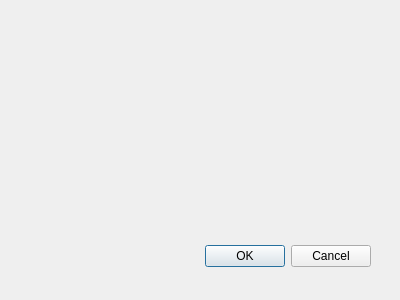
This is plugins/alarm_timer/gui/settings_dlg.ui in Kolcha/DigitalClock4 as Qt 5 draws it before an edit. The edited form follows.
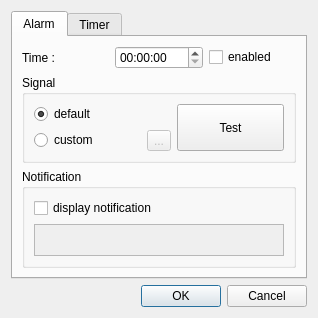
This is the edited form.

Commit message:
implemented dialog for alarm plugin
branch : plugins

The edit to the form file:
```diff
--- a/plugins/alarm_timer/gui/settings_dlg.ui
+++ b/plugins/alarm_timer/gui/settings_dlg.ui
@@ -8,29 +8,156 @@
    <rect>
     <x>0</x>
     <y>0</y>
-    <width>400</width>
-    <height>300</height>
+    <width>318</width>
+    <height>315</height>
    </rect>
   </property>
   <property name="windowTitle">
    <string>Dialog</string>
   </property>
-  <widget class="QDialogButtonBox" name="buttonBox">
-   <property name="geometry">
-    <rect>
-     <x>30</x>
-     <y>240</y>
-     <width>341</width>
-     <height>32</height>
-    </rect>
-   </property>
-   <property name="orientation">
-    <enum>Qt::Horizontal</enum>
-   </property>
-   <property name="standardButtons">
-    <set>QDialogButtonBox::Cancel|QDialogButtonBox::Ok</set>
-   </property>
-  </widget>
+  <layout class="QVBoxLayout" name="verticalLayout">
+   <item>
+    <widget class="QTabWidget" name="tabWidget">
+     <property name="currentIndex">
+      <number>0</number>
+     </property>
+     <widget class="QWidget" name="tab">
+      <attribute name="title">
+       <string>Alarm</string>
+      </attribute>
+      <layout class="QGridLayout" name="gridLayout_2">
+       <item row="0" column="0">
+        <widget class="QLabel" name="label">
+         <property name="text">
+          <string>Time :</string>
+         </property>
+        </widget>
+       </item>
+       <item row="0" column="1">
+        <widget class="QTimeEdit" name="time_edit"/>
+       </item>
+       <item row="0" column="2">
+        <widget class="QCheckBox" name="alarm_enabled">
+         <property name="text">
+          <string>enabled</string>
+         </property>
+        </widget>
+       </item>
+       <item row="1" column="0" colspan="3">
+        <widget class="QGroupBox" name="groupBox">
+         <property name="title">
+          <string>Signal</string>
+         </property>
+         <layout class="QGridLayout" name="gridLayout">
+          <item row="1" column="0">
+           <widget class="QRadioButton" name="custom_signal">
+            <property name="text">
+             <string>custom</string>
+            </property>
+           </widget>
+          </item>
+          <item row="1" column="1">
+           <widget class="QToolButton" name="browse_btn">
+            <property name="enabled">
+             <bool>false</bool>
+            </property>
+            <property name="text">
+             <string>...</string>
+            </property>
+           </widget>
+          </item>
+          <item row="0" column="0">
+           <widget class="QRadioButton" name="default_signal">
+            <property name="text">
+             <string>default</string>
+            </property>
+            <property name="checked">
+             <bool>true</bool>
+            </property>
+           </widget>
+          </item>
+          <item row="0" column="2" rowspan="2">
+           <widget class="QPushButton" name="test_btn">
+            <property name="sizePolicy">
+             <sizepolicy hsizetype="Minimum" vsizetype="Preferred">
+              <horstretch>0</horstretch>
+              <verstretch>0</verstretch>
+             </sizepolicy>
+            </property>
+            <property name="text">
+             <string>Test</string>
+            </property>
+           </widget>
+          </item>
+         </layout>
+        </widget>
+       </item>
+       <item row="2" column="0" colspan="3">
+        <widget class="QGroupBox" name="groupBox_2">
+         <property name="title">
+          <string>Notification</string>
+         </property>
+         <layout class="QGridLayout" name="gridLayout_3">
+          <item row="0" column="0">
+           <widget class="QCheckBox" name="notification_enabled">
+            <property name="text">
+             <string>display notification</string>
+            </property>
+           </widget>
+          </item>
+          <item row="1" column="0">
+           <widget class="QPlainTextEdit" name="message_edit">
+            <property name="enabled">
+             <bool>false</bool>
+            </property>
+            <property name="sizePolicy">
+             <sizepolicy hsizetype="Expanding" vsizetype="Fixed">
+              <horstretch>0</horstretch>
+              <verstretch>0</verstretch>
+             </sizepolicy>
+            </property>
+            <property name="minimumSize">
+             <size>
+              <width>0</width>
+              <height>30</height>
+             </size>
+            </property>
+            <property name="maximumSize">
+             <size>
+              <width>16777215</width>
+              <height>60</height>
+             </size>
+            </property>
+           </widget>
+          </item>
+         </layout>
+        </widget>
+       </item>
+      </layout>
+      <zorder>time_edit</zorder>
+      <zorder>label</zorder>
+      <zorder>groupBox</zorder>
+      <zorder>alarm_enabled</zorder>
+      <zorder>groupBox_2</zorder>
+     </widget>
+     <widget class="QWidget" name="tab_2">
+      <attribute name="title">
+       <string>Timer</string>
+      </attribute>
+     </widget>
+    </widget>
+   </item>
+   <item>
+    <widget class="QDialogButtonBox" name="buttonBox">
+     <property name="orientation">
+      <enum>Qt::Horizontal</enum>
+     </property>
+     <property name="standardButtons">
+      <set>QDialogButtonBox::Cancel|QDialogButtonBox::Ok</set>
+     </property>
+    </widget>
+   </item>
+  </layout>
  </widget>
  <pixmapfunction/>
  <resources/>
```
Left out of the diff: 45 changed lines with no effect on the pictures. The commit also changes 1 other file.
